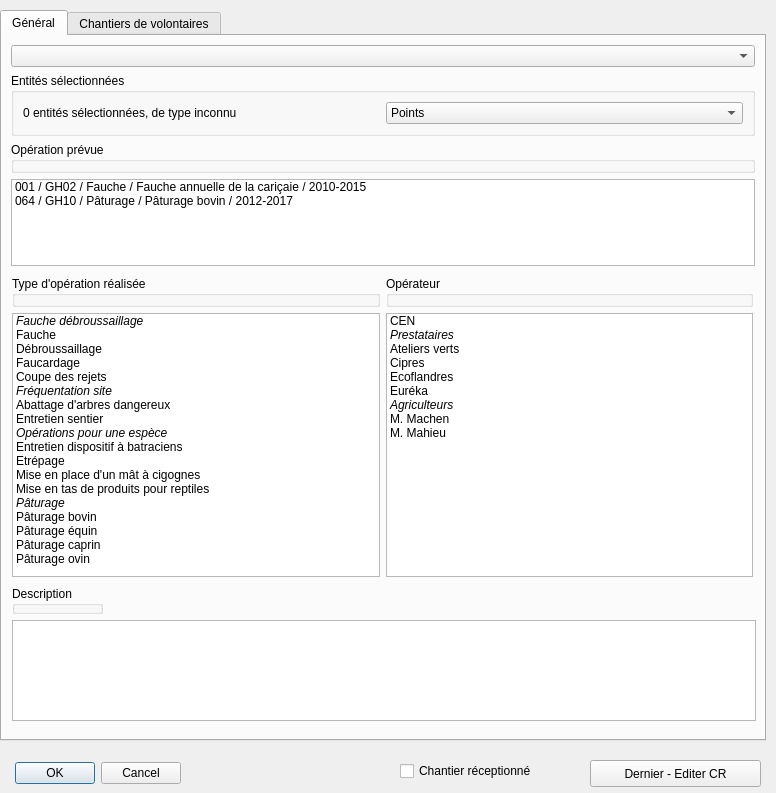
Old version of the form ui_operation.ui in the repository VincentD/bdtravaux.
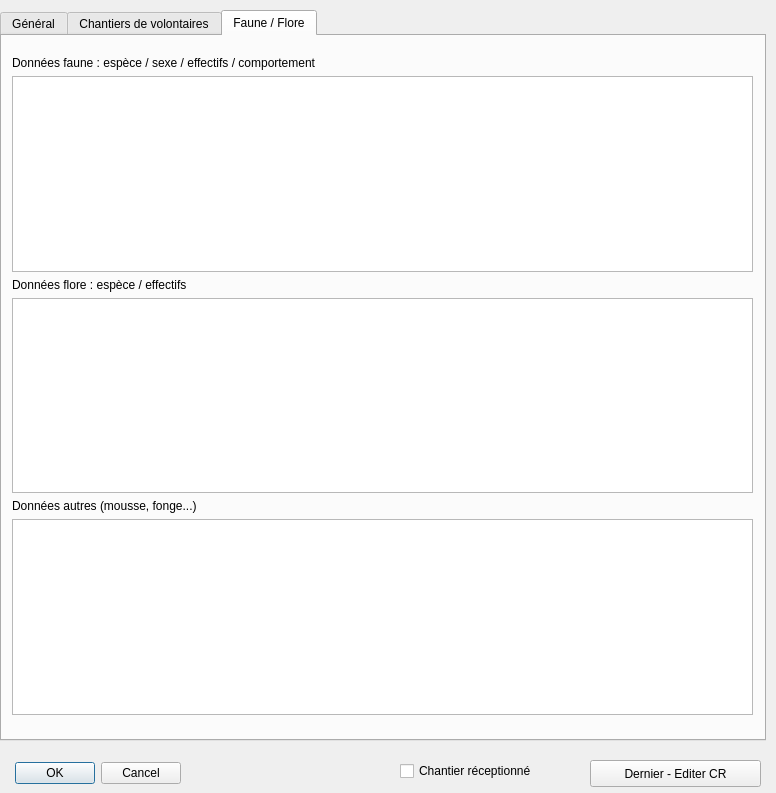
New version of the form. The open tabs and pages were chosen to show the change.

Commit message: Issue #19 : ajouté un onglet "faune/flore/autre" dans le formulaire "operation" (QtDesigner" Ajouté une table "faune/flore" dans la base PG

```diff
--- a/ui_operation.ui
+++ b/ui_operation.ui
@@ -747,6 +747,53 @@
      </layout>
     </widget>
    </widget>
+   <widget class="QWidget" name="tab_fauneflore">
+    <attribute name="title">
+     <string>Faune / Flore</string>
+    </attribute>
+    <widget class="QWidget" name="">
+     <property name="geometry">
+      <rect>
+       <x>10</x>
+       <y>20</y>
+       <width>741</width>
+       <height>659</height>
+      </rect>
+     </property>
+     <layout class="QVBoxLayout" name="verticalLayout_4">
+      <item>
+       <widget class="QLabel" name="lbl_natfaune">
+        <property name="text">
+         <string>Données faune : espèce / sexe / effectifs / comportement</string>
+        </property>
+       </widget>
+      </item>
+      <item>
+       <widget class="QTextEdit" name="natfaune"/>
+      </item>
+      <item>
+       <widget class="QLabel" name="lbl_natflore">
+        <property name="text">
+         <string>Données flore : espèce / effectifs</string>
+        </property>
+       </widget>
+      </item>
+      <item>
+       <widget class="QTextEdit" name="natflore"/>
+      </item>
+      <item>
+       <widget class="QLabel" name="lbl_natautre">
+        <property name="text">
+         <string>Données autres (mousse, fonge...)</string>
+        </property>
+       </widget>
+      </item>
+      <item>
+       <widget class="QTextEdit" name="natautre"/>
+      </item>
+     </layout>
+    </widget>
+   </widget>
   </widget>
   <widget class="QDialogButtonBox" name="buttonBox">
    <property name="geometry">
```
